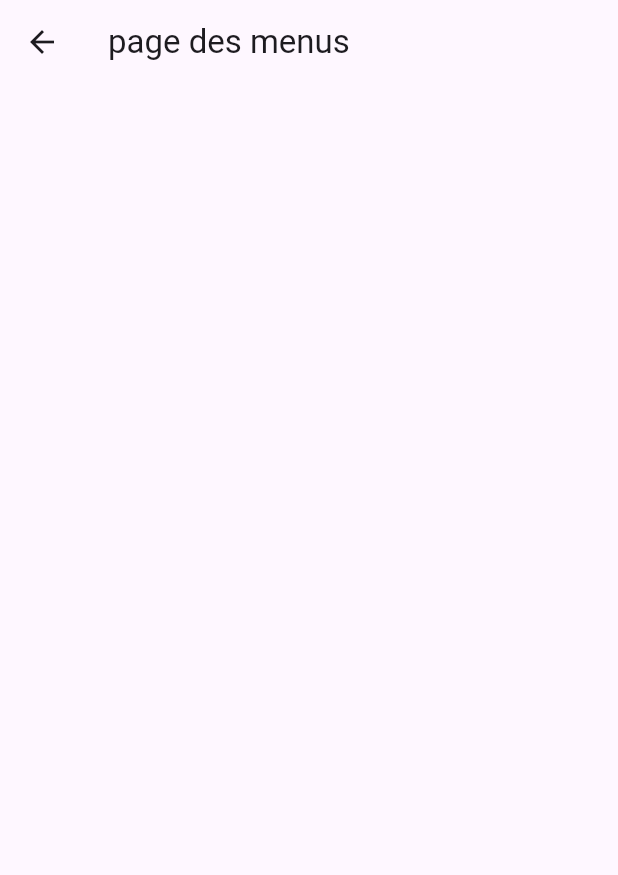
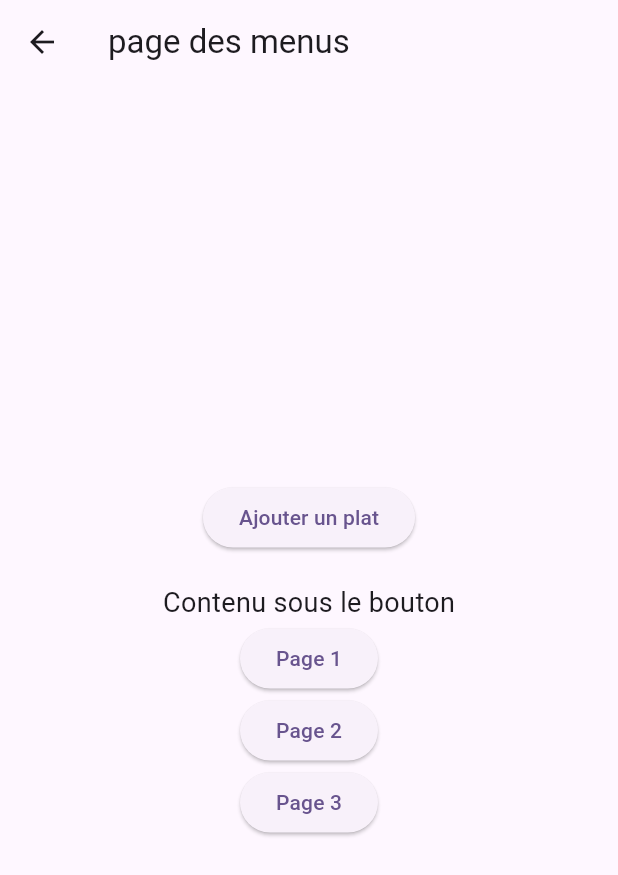
Before and after one commit to EmilienRY/co2score, a Flutter app: the pageMenu screen opened directly, on a phone screen of 412 x 824 dp. Shown: the top 875 px of the screen. Run offline on Flutter 3.47's test engine with Material 3 defaults, Android fonts, the phone set to English and light mode, and no system bars; missing offline and left inert: qr_code_scanner.

Commit message:
ajout de la page de visualisation des plats et de création

```diff
--- /dev/null
+++ b/lib/CreationPlat.dart
@@ -0,0 +1,15 @@
+import 'package:flutter/material.dart';
+
+
+
+class pageCreation extends StatelessWidget {   //page avec la liste des plats
+  @override
+  Widget build(BuildContext context) {
+    return Scaffold(
+      appBar: AppBar(
+        title: Text('Créer votre plat'),
+      ),
+
+    );
+  }
+}
--- a/lib/menu.dart
+++ b/lib/menu.dart
@@ -1,14 +1,92 @@
 import 'package:flutter/material.dart';
+import 'CreationPlat.dart';
+import 'visuPlat.dart';
+
+class pageMenu extends StatelessWidget {   //page avec la liste des plats
+
+  final List<String> buttonTexts = ['Page 1', 'Page 2', 'Page 3'];
 
 
-
-class pageMenu extends StatelessWidget {   //page avec la liste des plats
   @override
   Widget build(BuildContext context) {
     return Scaffold(
       appBar: AppBar(
         title: Text('page des menus'),
       ),
+
+      body: Center(
+      child :Column(
+        mainAxisAlignment: MainAxisAlignment.center,
+        children: [
+          ElevatedButton(
+            onPressed: () {
+              Navigator.push(
+                context,
+                MaterialPageRoute(builder: (context) => pageCreation()), // Passe à la page avec la liste de tous les plats
+              );
+            },
+            child: Text('Ajouter un plat'),
+          ),
+          SizedBox(height: 20), // Espacement entre le bouton et le contenu suivant
+          Text(
+            'Contenu sous le bouton',
+            style: TextStyle(fontSize: 18),
+          ),
+          Column(children: buttonTexts.map(
+                  (text) => ElevatedButton(
+                onPressed: () {
+                  Navigator.push(
+                    context,
+                    MaterialPageRoute(
+                      builder: (context) => pageVisu(),
+                    ),
+                  );
+                },
+                child: Text(text),
+              ),
+            ).toList(),
+          ),
+        ],
+        ),
+
+
+      ),
+
+
+
+
+     /* body: Center(
+        child: ElevatedButton(
+          onPressed: () {
+            Navigator.push(
+              context,
+              MaterialPageRoute(builder: (context) => pageCreation()), // passe à la page avec la liste de tout les plats
+            );
+          },
+          child: Text('Ajouter un plat'),
+        )
+      )
+
+
+      body: Center(
+          child: Column(
+          mainAxisAlignment: MainAxisAlignment.center,
+          children: buttonTexts.map(
+                (text) => ElevatedButton(
+                    onPressed: () {
+                      Navigator.push(
+                        context,
+                        MaterialPageRoute(
+                          builder: (context) => pageVisu(),
+                        ),
+                      );
+                    },
+                    child: Text(text),
+                  ),
+                ).toList(),
+    ),
+    )  */
+
     );
   }
 }
```
Also changed, not shown: lib/visuPlat.dart (added, +14 -0 lines).
